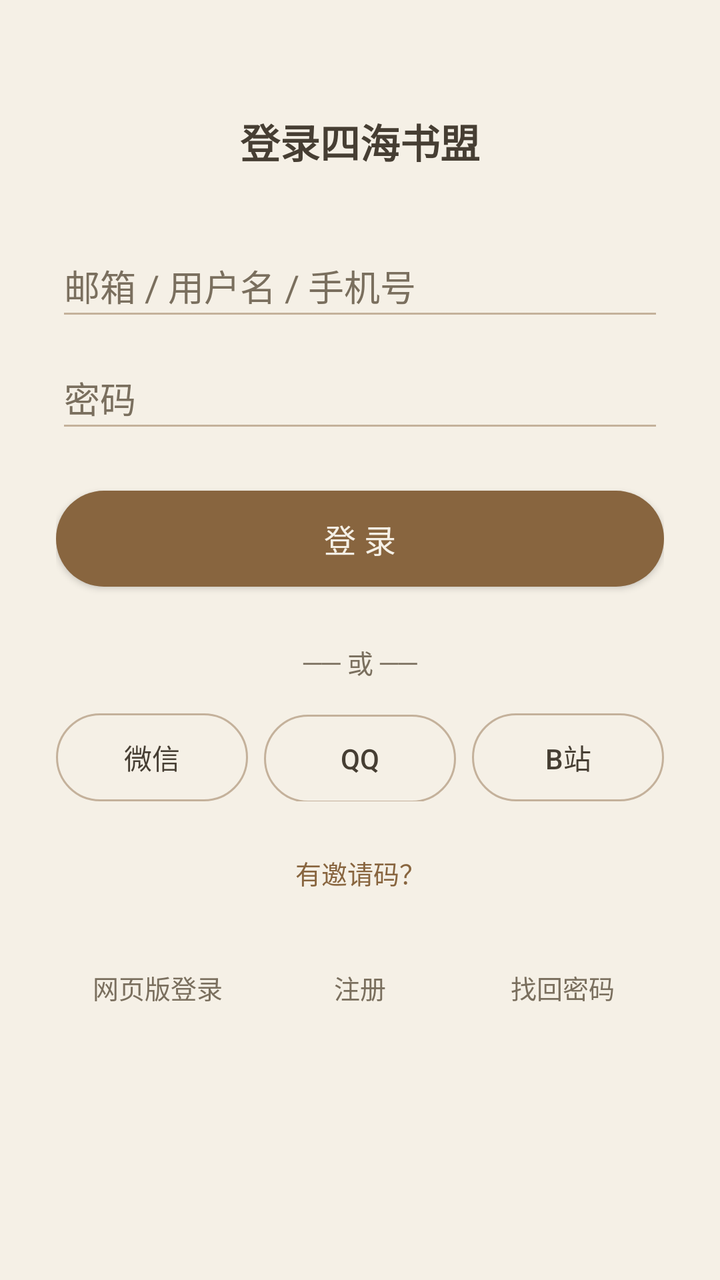
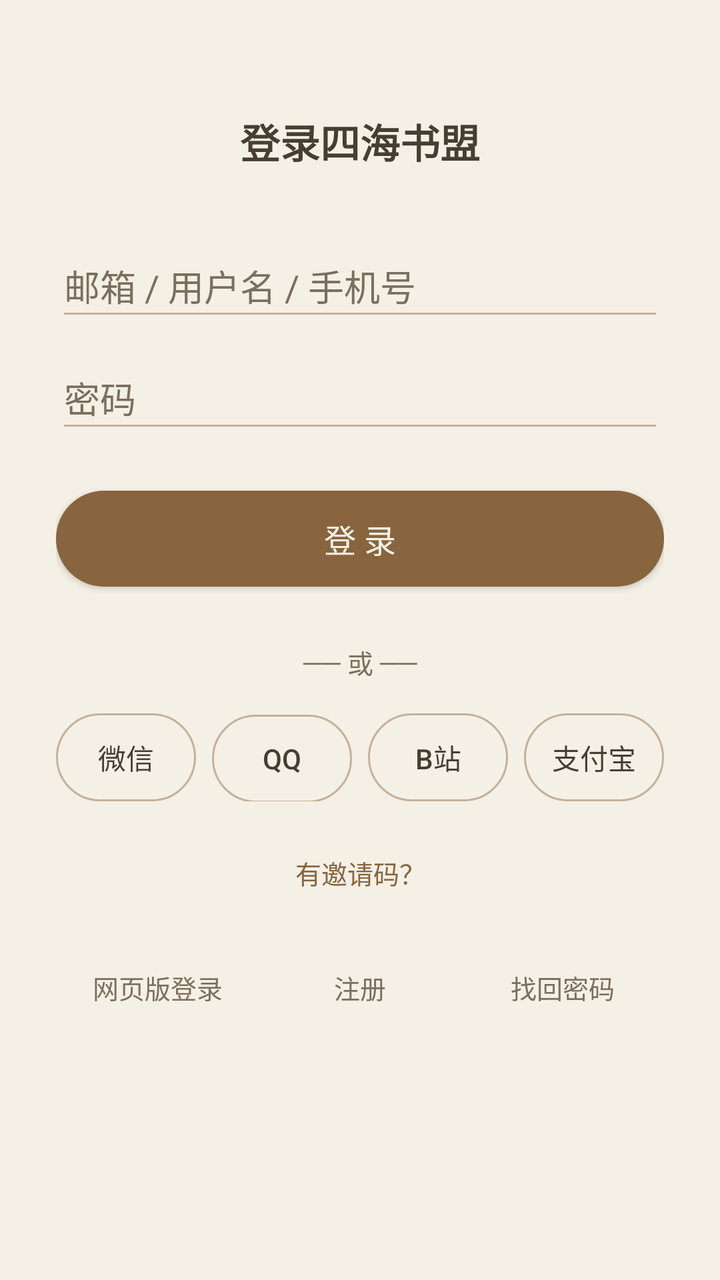

Before-and-after screenshots of an Android layout around one commit, followed by the original layout XML and the change that was made.
<!-- AndroidManifest.xml: application theme AppTheme -->
<!-- res/layout/activity_login.xml -->
<?xml version="1.0" encoding="utf-8"?>
<LinearLayout xmlns:android="http://schemas.android.com/apk/res/android"
    xmlns:tools="http://schemas.android.com/tools"
    android:id="@+id/root"
    android:layout_width="match_parent"
    android:layout_height="match_parent"
    android:background="@color/paper"
    android:orientation="vertical"
    android:paddingStart="28dp"
    android:paddingEnd="28dp">

    <TextView
        android:id="@+id/loginTitle"
        android:layout_width="match_parent"
        android:layout_height="wrap_content"
        android:layout_marginTop="56dp"
        android:gravity="center"
        android:text="@string/login_title"
        android:textColor="@color/ink"
        android:textSize="20sp"
        android:textStyle="bold" />

    <EditText
        android:id="@+id/etIdentifier"
        android:layout_width="match_parent"
        android:layout_height="48dp"
        android:layout_marginTop="32dp"
        android:backgroundTint="@color/brandStroke"
        android:hint="@string/login_identifier_hint"
        android:importantForAutofill="no"
        android:inputType="text"
        android:maxLines="1"
        android:textColor="@color/ink"
        android:textColorHint="@color/inkSoft" />

    <EditText
        android:id="@+id/etPassword"
        android:layout_width="match_parent"
        android:layout_height="48dp"
        android:layout_marginTop="8dp"
        android:backgroundTint="@color/brandStroke"
        android:hint="@string/login_password_hint"
        android:inputType="textPassword"
        android:maxLines="1"
        android:textColor="@color/ink"
        android:textColorHint="@color/inkSoft" />

    <Button
        android:id="@+id/btnLogin"
        android:layout_width="match_parent"
        android:layout_height="48dp"
        android:layout_marginTop="24dp"
        android:background="@drawable/btn_primary"
        android:text="@string/login_submit"
        android:textColor="@color/paper"
        android:textSize="16sp" />

    <TextView
        android:id="@+id/tvStatus"
        android:layout_width="match_parent"
        android:layout_height="wrap_content"
        android:layout_marginTop="12dp"
        android:gravity="center"
        android:textColor="#B3402F"
        android:textSize="13sp"
        android:visibility="gone"
        tools:ignore="HardcodedText" />

    <TextView
        android:id="@+id/tvDivider"
        android:layout_width="match_parent"
        android:layout_height="wrap_content"
        android:layout_marginTop="28dp"
        android:gravity="center"
        android:text="@string/login_or_divider"
        android:textColor="@color/inkSoft"
        android:textSize="13sp" />

    <LinearLayout
        android:layout_width="match_parent"
        android:layout_height="wrap_content"
        android:layout_marginTop="16dp"
        android:orientation="horizontal">

        <Button
            android:id="@+id/btnWechat"
            android:layout_width="0dp"
            android:layout_height="44dp"
            android:layout_marginEnd="8dp"
            android:layout_weight="1"
            android:background="@drawable/btn_outline"
            android:text="@string/login_social_wechat"
            android:textColor="@color/ink"
            android:textSize="14sp" />

        <Button
            android:id="@+id/btnQq"
            android:layout_width="0dp"
            android:layout_height="44dp"
            android:layout_marginEnd="8dp"
            android:layout_weight="1"
            android:background="@drawable/btn_outline"
            android:text="@string/login_social_qq"
            android:textColor="@color/ink"
            android:textSize="14sp" />

        <Button
            android:id="@+id/btnBili"
            android:layout_width="0dp"
            android:layout_height="44dp"
            android:layout_weight="1"
            android:background="@drawable/btn_outline"
            android:text="@string/login_social_bili"
            android:textColor="@color/ink"
            android:textSize="14sp" />
        
    </LinearLayout>

    <TextView
        android:id="@+id/tvInviteToggle"
        android:layout_width="match_parent"
        android:layout_height="wrap_content"
        android:layout_marginTop="20dp"
        android:gravity="center"
        android:padding="6dp"
        android:text="@string/login_invite_toggle"
        android:textColor="@color/brand"
        android:textSize="13sp" />

    <EditText
        android:id="@+id/etInvite"
        android:layout_width="match_parent"
        android:layout_height="44dp"
        android:backgroundTint="@color/brandStroke"
        android:hint="@string/login_invite_hint"
        android:importantForAutofill="no"
        android:inputType="text"
        android:maxLines="1"
        android:textColor="@color/ink"
        android:textColorHint="@color/inkSoft"
        android:visibility="gone" />

    <LinearLayout
        android:layout_width="match_parent"
        android:layout_height="wrap_content"
        android:layout_marginTop="24dp"
        android:orientation="horizontal">

        <TextView
            android:id="@+id/tvWebLogin"
            android:layout_width="0dp"
            android:layout_height="wrap_content"
            android:layout_weight="1"
            android:gravity="center"
            android:padding="8dp"
            android:text="@string/login_link_web"
            android:textColor="@color/inkSoft"
            android:textSize="13sp" />

        <TextView
            android:id="@+id/tvRegister"
            android:layout_width="0dp"
            android:layout_height="wrap_content"
            android:layout_weight="1"
            android:gravity="center"
            android:padding="8dp"
            android:text="@string/login_link_register"
            android:textColor="@color/inkSoft"
            android:textSize="13sp" />

        <TextView
            android:id="@+id/tvForgot"
            android:layout_width="0dp"
            android:layout_height="wrap_content"
            android:layout_weight="1"
            android:gravity="center"
            android:padding="8dp"
            android:text="@string/login_link_forgot"
            android:textColor="@color/inkSoft"
            android:textSize="13sp" />
    </LinearLayout>
</LinearLayout>
<!-- resources referenced by this layout -->
<resources>
  <color name="brand">#88653F</color>
  <color name="brandStroke">#7388653F</color>
  <color name="ink">#463E33</color>
  <color name="inkSoft">#7A6F5E</color>
  <color name="paper">#F5F0E6</color>
  <!-- drawable btn_outline (drawable) -->
  <?xml version="1.0" encoding="utf-8"?>
  <shape xmlns:android="http://schemas.android.com/apk/res/android">
      <solid android:color="@android:color/transparent" />
      <stroke android:width="1dp" android:color="@color/brandStroke" />
      <corners android:radius="999dp" />
  </shape>
  <!-- drawable btn_primary (drawable) -->
  <?xml version="1.0" encoding="utf-8"?>
  <shape xmlns:android="http://schemas.android.com/apk/res/android">
      <solid android:color="@color/brand" />
      <corners android:radius="999dp" />
  </shape>
  <string name="login_identifier_hint">邮箱 / 用户名 / 手机号</string>
  <string name="login_invite_hint">邀请码（邀请人的 UID 数字）</string>
  <string name="login_invite_toggle">有邀请码？</string>
  <string name="login_link_forgot">找回密码</string>
  <string name="login_link_register">注册</string>
  <string name="login_link_web">网页版登录</string>
  <string name="login_or_divider">── 或 ──</string>
  <string name="login_password_hint">密码</string>
  <string name="login_social_bili">B站</string>
  <string name="login_social_qq">QQ</string>
  <string name="login_social_wechat">微信</string>
  <string name="login_submit">登 录</string>
  <string name="login_title">登录四海书盟</string>
  <style name="AppTheme" parent="Theme.AppCompat.DayNight.NoActionBar">
          <item name="android:windowBackground">@drawable/splashscreen_window</item>
          <item name="colorPrimary">@color/colorPrimary</item>
          <item name="android:statusBarColor">@android:color/transparent</item>
          <item name="android:navigationBarColor">@android:color/transparent</item>
          <item name="android:windowLightStatusBar">true</item>
      </style>
  <!-- drawable splashscreen_window (drawable) -->
  <?xml version="1.0" encoding="utf-8"?>
  <layer-list xmlns:android="http://schemas.android.com/apk/res/android">
      <item android:drawable="@color/splashscreen_background" />
      <item>
          <bitmap android:src="@drawable/splashscreen_logo" android:gravity="center" />
      </item>
  </layer-list>
  <color name="colorPrimary">#023c69</color>
  <color name="splashscreen_background">#F5F0E6</color>
  <!-- drawable splashscreen_logo: webp bitmap (drawable-xxhdpi, 59786 bytes) -->
</resources>

<!-- the commit's change to res/layout/activity_login.xml (unified diff, before → after) -->
@@ -108,12 +108,22 @@
             android:id="@+id/btnBili"
             android:layout_width="0dp"
             android:layout_height="44dp"
+            android:layout_marginEnd="8dp"
             android:layout_weight="1"
             android:background="@drawable/btn_outline"
             android:text="@string/login_social_bili"
             android:textColor="@color/ink"
             android:textSize="14sp" />
-        
+
+        <Button
+            android:id="@+id/btnAlipay"
+            android:layout_width="0dp"
+            android:layout_height="44dp"
+            android:layout_weight="1"
+            android:background="@drawable/btn_outline"
+            android:text="@string/login_social_alipay"
+            android:textColor="@color/ink"
+            android:textSize="14sp" />
     </LinearLayout>
 
     <TextView
<!-- resource entries referenced after the edit -->
@@ -26,6 +26,7 @@
   <string name="login_link_web">网页版登录</string>
   <string name="login_or_divider">── 或 ──</string>
   <string name="login_password_hint">密码</string>
+  <string name="login_social_alipay">支付宝</string>
   <string name="login_social_bili">B站</string>
   <string name="login_social_qq">QQ</string>
   <string name="login_social_wechat">微信</string>
